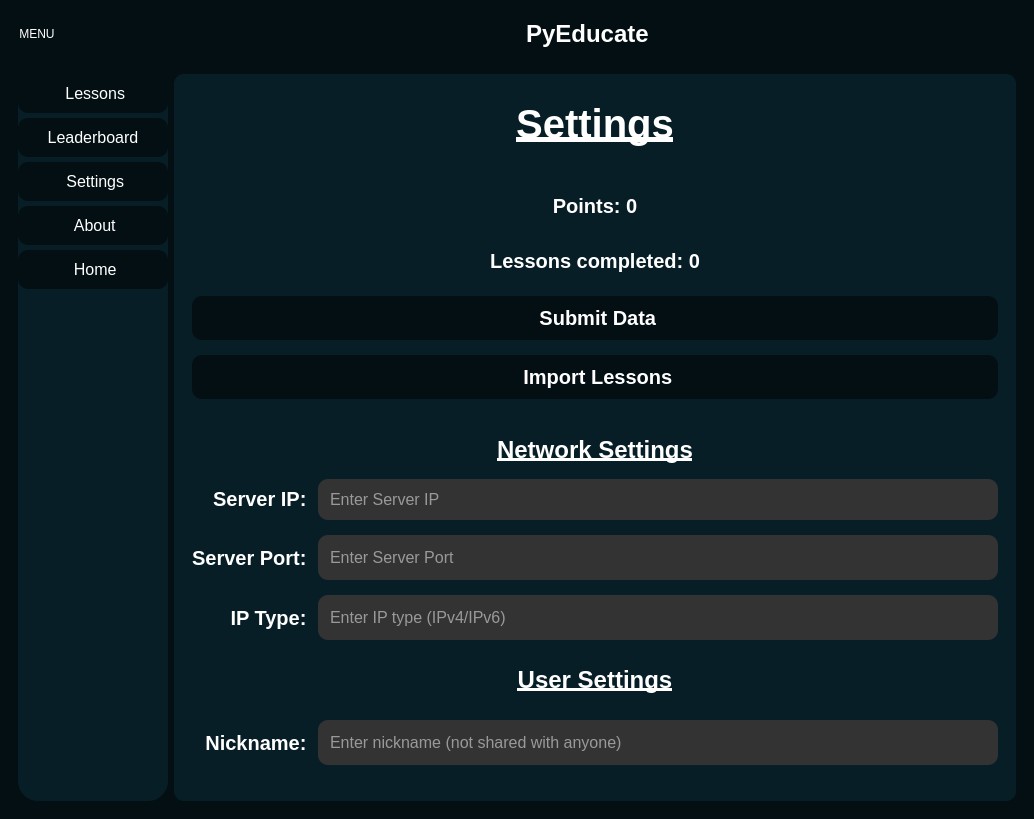
Before: the Qt Designer form gui/client/interface.ui in shegue77/PyEducate, drawn with Qt 5.
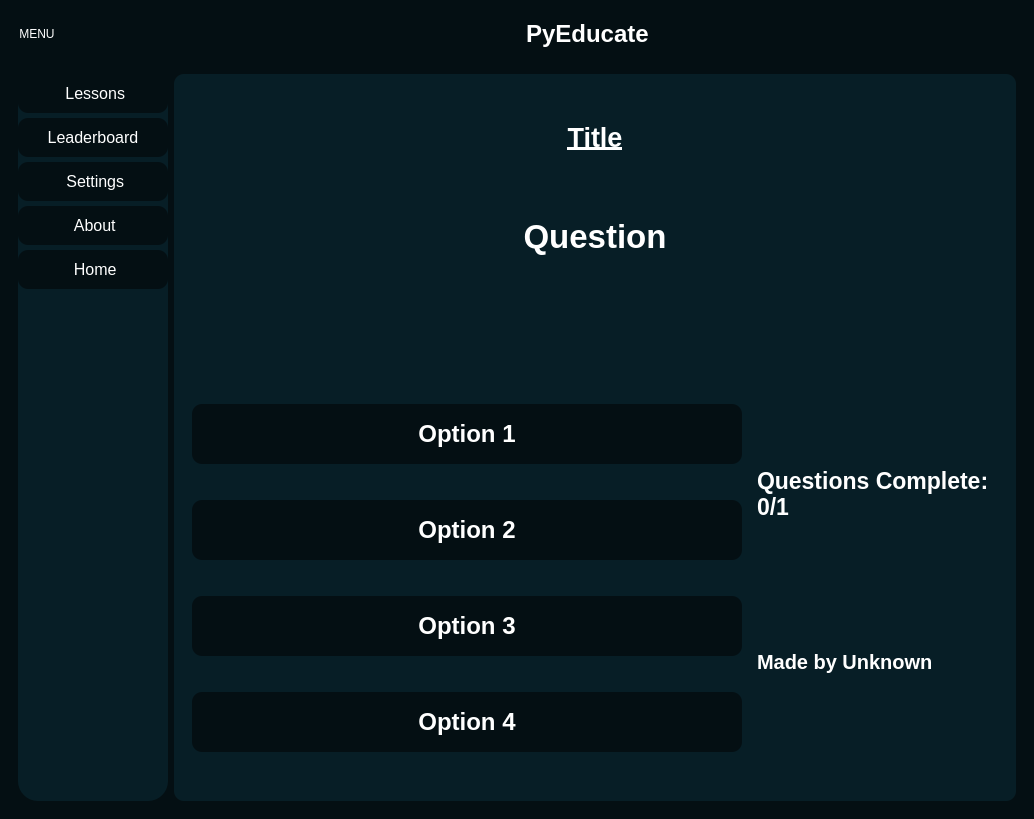
After: the same form once the commit is applied. Icons and pictures are not drawn.

Commit message: New lesson type (quiz) implemented

Patch:
```diff
--- a/gui/client/interface.ui
+++ b/gui/client/interface.ui
@@ -383,7 +383,7 @@
           <item>
            <widget class="QStackedWidget" name="stackedWidget">
             <property name="currentIndex">
-             <number>4</number>
+             <number>3</number>
             </property>
             <widget class="QWidget" name="home_page">
              <layout class="QVBoxLayout" name="verticalLayout_5">
@@ -983,6 +983,233 @@
               </item>
              </layout>
             </widget>
+            <widget class="QWidget" name="l_type_quiz">
+             <layout class="QGridLayout" name="gridLayout_4">
+              <item row="3" column="0">
+               <widget class="QPushButton" name="ltl_option_2">
+                <property name="sizePolicy">
+                 <sizepolicy hsizetype="Minimum" vsizetype="Preferred">
+                  <horstretch>0</horstretch>
+                  <verstretch>0</verstretch>
+                 </sizepolicy>
+                </property>
+                <property name="maximumSize">
+                 <size>
+                  <width>16777215</width>
+                  <height>60</height>
+                 </size>
+                </property>
+                <property name="font">
+                 <font>
+                  <pointsize>18</pointsize>
+                  <bold>true</bold>
+                 </font>
+                </property>
+                <property name="text">
+                 <string>Option 2</string>
+                </property>
+                <property name="iconSize">
+                 <size>
+                  <width>24</width>
+                  <height>24</height>
+                 </size>
+                </property>
+               </widget>
+              </item>
+              <item row="2" column="0">
+               <widget class="QPushButton" name="ltl_option_1">
+                <property name="sizePolicy">
+                 <sizepolicy hsizetype="Minimum" vsizetype="Preferred">
+                  <horstretch>0</horstretch>
+                  <verstretch>0</verstretch>
+                 </sizepolicy>
+                </property>
+                <property name="maximumSize">
+                 <size>
+                  <width>16777215</width>
+                  <height>60</height>
+                 </size>
+                </property>
+                <property name="font">
+                 <font>
+                  <pointsize>18</pointsize>
+                  <bold>true</bold>
+                 </font>
+                </property>
+                <property name="text">
+                 <string>Option 1</string>
+                </property>
+                <property name="iconSize">
+                 <size>
+                  <width>24</width>
+                  <height>24</height>
+                 </size>
+                </property>
+               </widget>
+              </item>
+              <item row="5" column="0">
+               <widget class="QPushButton" name="ltl_option_4">
+                <property name="sizePolicy">
+                 <sizepolicy hsizetype="Minimum" vsizetype="Preferred">
+                  <horstretch>0</horstretch>
+                  <verstretch>0</verstretch>
+                 </sizepolicy>
+                </property>
+                <property name="maximumSize">
+                 <size>
+                  <width>16777215</width>
+                  <height>60</height>
+                 </size>
+                </property>
+                <property name="font">
+                 <font>
+                  <pointsize>18</pointsize>
+                  <bold>true</bold>
+                 </font>
+                </property>
+                <property name="text">
+                 <string>Option 4</string>
+                </property>
+                <property name="iconSize">
+                 <size>
+                  <width>24</width>
+                  <height>24</height>
+                 </size>
+                </property>
+               </widget>
+              </item>
+              <item row="4" column="0">
+               <widget class="QPushButton" name="ltl_option_3">
+                <property name="sizePolicy">
+                 <sizepolicy hsizetype="Minimum" vsizetype="Preferred">
+                  <horstretch>0</horstretch>
+                  <verstretch>0</verstretch>
+                 </sizepolicy>
+                </property>
+                <property name="maximumSize">
+                 <size>
+                  <width>16777215</width>
+                  <height>60</height>
+                 </size>
+                </property>
+                <property name="font">
+                 <font>
+                  <pointsize>18</pointsize>
+                  <bold>true</bold>
+                 </font>
+                </property>
+                <property name="text">
+                 <string>Option 3</string>
+                </property>
+                <property name="iconSize">
+                 <size>
+                  <width>24</width>
+                  <height>24</height>
+                 </size>
+                </property>
+               </widget>
+              </item>
+              <item row="2" column="1" rowspan="4">
+               <widget class="QFrame" name="frame_13">
+                <property name="maximumSize">
+                 <size>
+                  <width>250</width>
+                  <height>16777215</height>
+                 </size>
+                </property>
+                <property name="frameShape">
+                 <enum>QFrame::Shape::StyledPanel</enum>
+                </property>
+                <property name="frameShadow">
+                 <enum>QFrame::Shadow::Raised</enum>
+                </property>
+                <layout class="QVBoxLayout" name="verticalLayout_16">
+                 <item>
+                  <widget class="QLabel" name="questions_complete">
+                   <property name="font">
+                    <font>
+                     <pointsize>17</pointsize>
+                     <bold>true</bold>
+                    </font>
+                   </property>
+                   <property name="text">
+                    <string>Questions Complete:
+0/1</string>
+                   </property>
+                   <property name="wordWrap">
+                    <bool>true</bool>
+                   </property>
+                  </widget>
+                 </item>
+                 <item>
+                  <widget class="QLabel" name="quiz_author">
+                   <property name="font">
+                    <font>
+                     <pointsize>15</pointsize>
+                     <bold>true</bold>
+                    </font>
+                   </property>
+                   <property name="text">
+                    <string>Made by Unknown</string>
+                   </property>
+                   <property name="wordWrap">
+                    <bool>true</bool>
+                   </property>
+                  </widget>
+                 </item>
+                </layout>
+               </widget>
+              </item>
+              <item row="1" column="0" colspan="2">
+               <widget class="QLabel" name="ltl_question_2">
+                <property name="maximumSize">
+                 <size>
+                  <width>16777215</width>
+                  <height>150</height>
+                 </size>
+                </property>
+                <property name="font">
+                 <font>
+                  <pointsize>25</pointsize>
+                  <bold>true</bold>
+                 </font>
+                </property>
+                <property name="text">
+                 <string>Question</string>
+                </property>
+                <property name="alignment">
+                 <set>Qt::AlignmentFlag::AlignHCenter|Qt::AlignmentFlag::AlignTop</set>
+                </property>
+                <property name="wordWrap">
+                 <bool>true</bool>
+                </property>
+               </widget>
+              </item>
+              <item row="0" column="0" colspan="2">
+               <widget class="QLabel" name="ltl_title_2">
+                <property name="maximumSize">
+                 <size>
+                  <width>16777215</width>
+                  <height>60</height>
+                 </size>
+                </property>
+                <property name="font">
+                 <font>
+                  <pointsize>20</pointsize>
+                  <bold>true</bold>
+                  <underline>true</underline>
+                 </font>
+                </property>
+                <property name="text">
+                 <string>Title</string>
+                </property>
+                <property name="alignment">
+                 <set>Qt::AlignmentFlag::AlignHCenter|Qt::AlignmentFlag::AlignTop</set>
+                </property>
+               </widget>
+              </item>
+             </layout>
+            </widget>
             <widget class="QWidget" name="leaderboard_page">
              <property name="styleSheet">
               <string notr="true">QLabel{
```
The commit also changes 8 other files.
